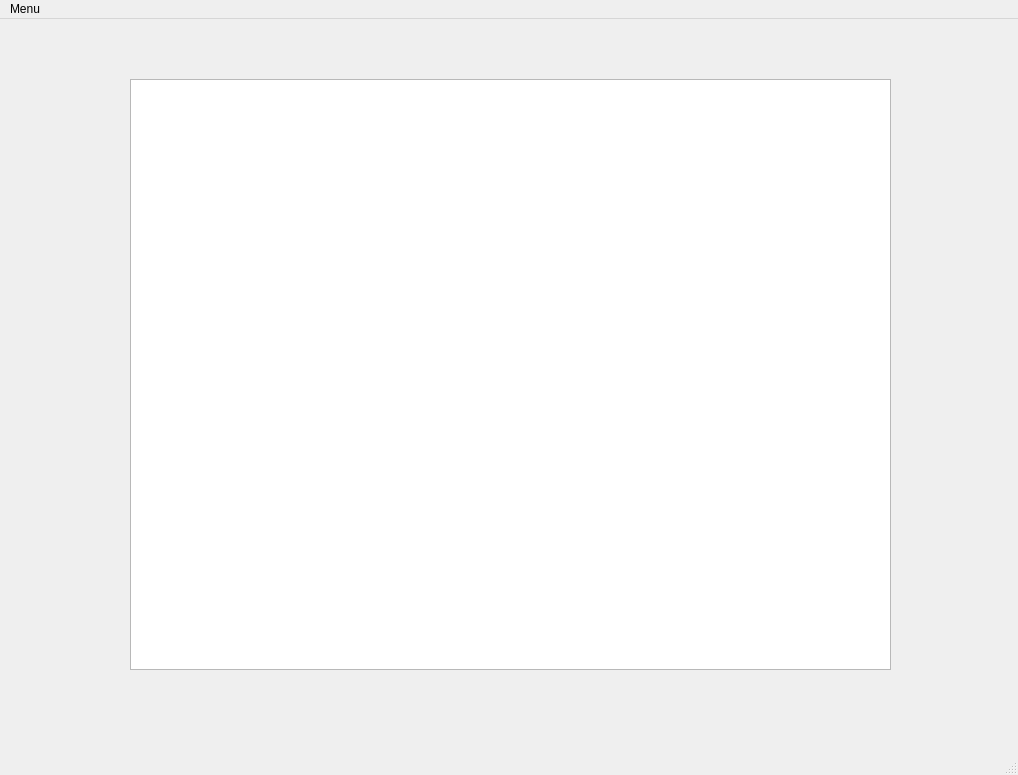
This is Interface/FenetrePrincipal.ui in ycamlad/GestionDeVol as Qt 5 draws it before an edit. The edited form follows.
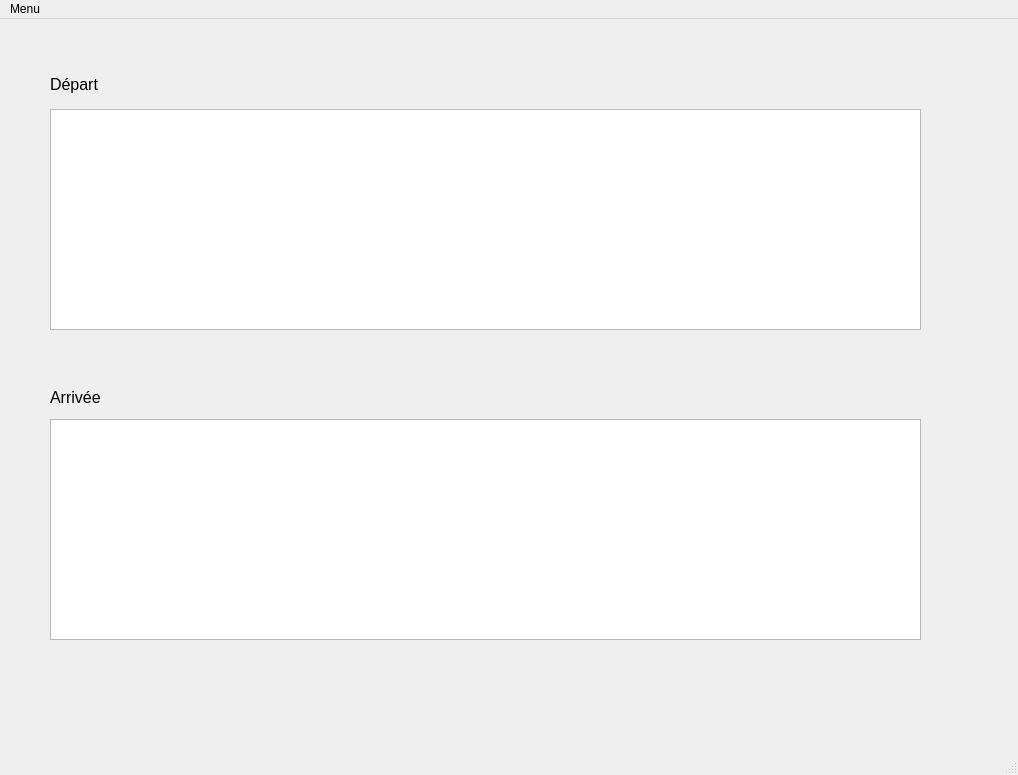
This is the edited form.

```diff
--- a/Interface/FenetrePrincipal.ui
+++ b/Interface/FenetrePrincipal.ui
@@ -14,17 +14,60 @@
    <string>FenetrePrincipal</string>
   </property>
   <widget class="QWidget" name="centralwidget">
-   <widget class="QTextBrowser" name="textBrowserPrincipal">
+   <widget class="QTableView" name="tableViewDepart">
     <property name="geometry">
      <rect>
-      <x>130</x>
-      <y>60</y>
-      <width>761</width>
-      <height>591</height>
+      <x>50</x>
+      <y>90</y>
+      <width>871</width>
+      <height>221</height>
      </rect>
     </property>
-    <property name="styleSheet">
-     <string notr="true">font: 10pt &quot;Monospace&quot;;</string>
+   </widget>
+   <widget class="QTableView" name="tableViewArrivee">
+    <property name="geometry">
+     <rect>
+      <x>50</x>
+      <y>400</y>
+      <width>871</width>
+      <height>221</height>
+     </rect>
+    </property>
+   </widget>
+   <widget class="QLabel" name="label">
+    <property name="geometry">
+     <rect>
+      <x>50</x>
+      <y>50</y>
+      <width>71</width>
+      <height>31</height>
+     </rect>
+    </property>
+    <property name="font">
+     <font>
+      <pointsize>12</pointsize>
+     </font>
+    </property>
+    <property name="text">
+     <string>Départ</string>
+    </property>
+   </widget>
+   <widget class="QLabel" name="label_2">
+    <property name="geometry">
+     <rect>
+      <x>50</x>
+      <y>370</y>
+      <width>71</width>
+      <height>16</height>
+     </rect>
+    </property>
+    <property name="font">
+     <font>
+      <pointsize>12</pointsize>
+     </font>
+    </property>
+    <property name="text">
+     <string>Arrivée</string>
     </property>
    </widget>
   </widget>
```
Left out of the diff: 2 changed lines with no effect on the pictures.
